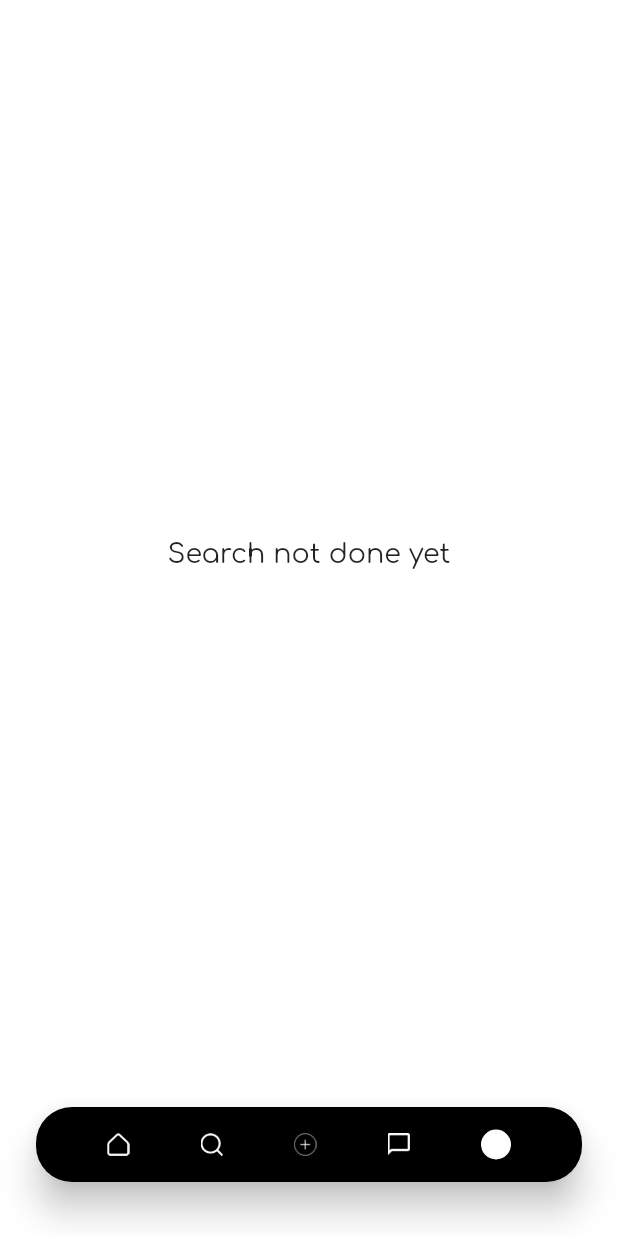
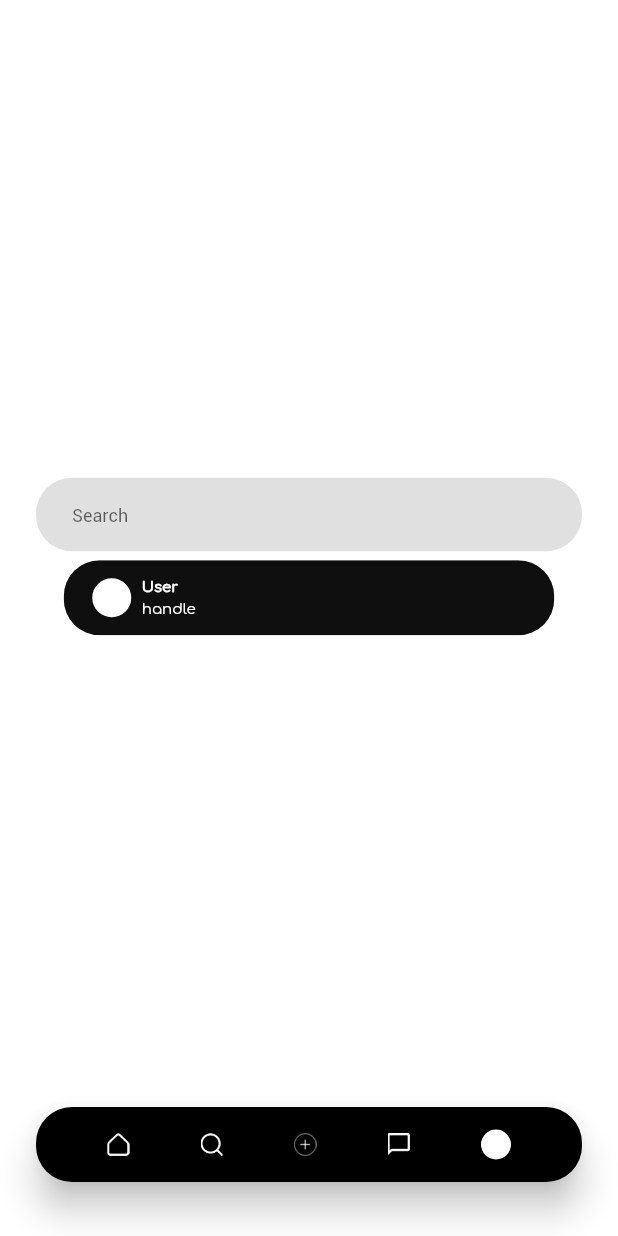
Before and after one commit to andrewLubega/Kicks_for_nerds, a Flutter app: the SearchPage screen opened by its route, on a phone screen of 412 x 824 dp. Run offline on Flutter 3.47's test engine with Material 2 defaults, Android fonts, the phone set to English and light mode, and no system bars; our stand-ins replace firebase_auth, firebase_core, firebase_database, firebase_storage, image_picker; accounts and stored records are empty.

Commit message:
addded search

```diff
--- a/lib/assets/constants.dart
+++ b/lib/assets/constants.dart
@@ -72,6 +72,8 @@ const kRegularTxt = FontWeight.w400;
 
 const kLightTxt = FontWeight.w100;
 
+
+const kFontSize10 = 10.0;
 const kFontSize12 = 12.0;
 const kFontSize14 = 14.0;
 const kFontSize18 = 18.0;
--- a/lib/assets/my_stream_builder.dart
+++ b/lib/assets/my_stream_builder.dart
@@ -1,6 +1,5 @@
 import 'package:firebase_database/firebase_database.dart';
 import 'package:flutter/material.dart';
-import 'package:kicks_for_nerds/assets/enums.dart';
 import 'package:kicks_for_nerds/screens/loading_page.dart';
 
 class MyStreamBuilder extends StatefulWidget {
@@ -57,6 +56,7 @@ class _MyStreamBuilderState extends State<MyStreamBuilder> {
             ),
           ),
         );
-        });
+      },
+    );
   }
 }
--- /dev/null
+++ b/lib/components/profile_search_card.dart
@@ -0,0 +1,141 @@
+import 'package:flutter/material.dart';
+import 'package:kicks_for_nerds/assets/constants.dart';
+import 'package:kicks_for_nerds/assets/enums.dart';
+import 'package:kicks_for_nerds/assets/lists.dart';
+
+import 'package:kicks_for_nerds/components/reusable_card.dart';
+
+class ProfileSearchCard extends StatefulWidget {
+  const ProfileSearchCard({
+    Key key,
+    @required this.username,
+    @required this.handle,
+    @required this.routePage,
+    @required this.onPressed,
+  }) : super(key: key);
+
+  final String routePage;
+  final String username;
+  final String handle;
+  final onPressed;
+
+  @override
+  _ProfileSearchCardState createState() => _ProfileSearchCardState();
+}
+
+class _ProfileSearchCardState extends State<ProfileSearchCard> {
+  font fontType;
+
+  bool hasBeenPressed = false;
+  @override
+  Widget build(BuildContext context) {
+    return Padding(
+      padding: const EdgeInsets.fromLTRB(0, 6, 0, 6),
+      child: ElevatedButton(
+        onPressed: widget.onPressed,
+        style: ElevatedButton.styleFrom(
+          padding: EdgeInsets.zero,
+          shape: RoundedRectangleBorder(
+            borderRadius: BorderRadius.circular(kRadiusNumber),
+          ),
+        ),
+        child: Ink(
+          decoration: BoxDecoration(
+            gradient:
+                LinearGradient(colors: hasBeenPressed ? lGradClr : lSolidGrad),
+            borderRadius: BorderRadius.circular(kRadiusNumber),
+          ),
+          child: ReusableCard(
+            height: 50,
+            width: 327,
+            cardChild: Padding(
+              padding: const EdgeInsets.all(
+                12.0,
+              ),
+              child: Row(
+                children: <Widget>[
+                  CircleAvatar(
+                    backgroundColor: kBGClr,
+                  ),
+                  Column(
+                    crossAxisAlignment: CrossAxisAlignment.start,
+                    children: <Widget>[
+                      Expanded(
+                        child: Text(
+                          "User",
+                          style: TextStyle(
+                            fontFamily: "comfortaa",
+                            fontSize: kFontSize10,
+                            fontWeight: kBoldTxt,
+                            color: kFontColour,
+                          ),
+                        ),
+                      ),
+                      Container(
+                        child: Text(
+                          "handle",
+                          style: TextStyle(
+                            fontFamily: "comfortaa",
+                            color: kFontColour,
+                            fontSize: kFontSize10,
+                          ),
+                          maxLines: 1,
+                        ),
+                      )
+                    ],
+                  )
+                ],
+              ),
+            ),
+          ),
+        ),
+      ),
+    );
+  }
+}
+
+
+// ReusableCard(
+//           height: 50,
+//           width: 327,
+//           baseColour: kBlackCustomClr,
+//           cardChild: Padding(
+//             padding: const EdgeInsets.all(
+//               12.0,
+//             ),
+//             child: Row(
+//               children: <Widget>[
+//                 CircleAvatar(
+//                   backgroundColor: kBGClr,
+//                 ),
+//                 Column(
+//                   crossAxisAlignment: CrossAxisAlignment.start,
+//                   children: <Widget>[
+//                     Expanded(
+//                       child: Text(
+//                         "User",
+//                         style: TextStyle(
+//                           fontFamily: "comfortaa",
+//                           fontSize: kFontSize10,
+//                           fontWeight: kBoldTxt,
+//                           color: kFontColour,
+//                         ),
+//                       ),
+//                     ),
+//                     Container(
+//                       child: Text(
+//                         "handel",
+//                         style: TextStyle(
+//                           fontFamily: "comfortaa",
+//                           color: kFontColour,
+//                           fontSize: kFontSize10,
+//                         ),
+//                         maxLines: 1,
+//                       ),
+//                     )
+//                   ],
+//                 )
+//               ],
+//             ),
+//           ),
+//         ),
--- /dev/null
+++ b/lib/components/search_card.dart
@@ -0,0 +1,50 @@
+import 'package:flutter/material.dart';
+import 'package:kicks_for_nerds/assets/constants.dart';
+
+class SearchCard extends StatelessWidget {
+  const SearchCard({Key key, this.txt, this.onChangedProperty, this.hiddenPass})
+      : super(key: key);
+
+  final String txt;
+  final onChangedProperty;
+  final hiddenPass;
+
+  @override
+  Widget build(BuildContext context) {
+    return Padding(
+      padding: const EdgeInsets.only(
+        left: 24.0,
+        right: 24.0,
+        top: 10,
+      ),
+      child: Container(
+        child: TextField(
+          obscureText: hiddenPass,
+          onChanged: onChangedProperty,
+          decoration: InputDecoration(
+            contentPadding: EdgeInsets.fromLTRB(
+              24,
+              30,
+              24,
+              0,
+            ),
+            hintText: txt,
+            hintStyle: TextStyle(
+              fontFamily: 'Roboto',
+              fontSize: kFontSize12,
+            ),
+            border: OutlineInputBorder(
+              borderSide: BorderSide.none,
+            ),
+          ),
+        ),
+        decoration: BoxDecoration(
+          color: kBaseWidgetColor,
+          borderRadius: BorderRadius.circular(
+            24.0,
+          ),
+        ),
+      ),
+    );
+  }
+}
--- a/lib/main.dart
+++ b/lib/main.dart
@@ -1,4 +1,3 @@
-import 'dart:ffi';
 import 'package:firebase_auth/firebase_auth.dart';
 import 'package:firebase_core/firebase_core.dart';
 import 'package:flutter/material.dart';
@@ -15,14 +14,14 @@ import 'package:kicks_for_nerds/screens/loading_page.dart';
 import 'package:kicks_for_nerds/screens/empty%20pages/dms_page.dart';
 import 'package:kicks_for_nerds/screens/home_page.dart';
 import 'package:kicks_for_nerds/screens/profile_page.dart';
-import 'package:kicks_for_nerds/screens/empty%20pages/search_page.dart';
+import 'package:kicks_for_nerds/screens/search_page.dart';
 import 'package:kicks_for_nerds/screens/second_register_page.dart';
 import 'package:kicks_for_nerds/screens/forgot_password.dart';
 import 'package:kicks_for_nerds/screens/settings_page.dart';
 import 'package:kicks_for_nerds/screens/upload_page.dart';
 import 'package:kicks_for_nerds/screens/username_page.dart';
 import 'package:kicks_for_nerds/services/auth.dart';
-import 'package:kicks_for_nerds/screens/empty%20pages/search_page.dart';
+import 'package:kicks_for_nerds/screens/search_page.dart';
 import 'package:provider/provider.dart';
 
 Future<void> main() async {
--- a/lib/screens/profile_page.dart
+++ b/lib/screens/profile_page.dart
@@ -1,3 +1,5 @@
+import 'dart:typed_data';
+
 import 'package:firebase_auth/firebase_auth.dart';
 import 'package:firebase_core/firebase_core.dart';
 import 'package:firebase_database/firebase_database.dart';
@@ -24,7 +26,8 @@ class _ProfilePageState extends State<ProfilePage> {
   var posts;
   final connection = FirebaseDatabase.instance.reference();
 
-  var pL;
+//TODO change back to empty variable
+  var pL = '';
 //here
   String userUid = '';
 
@@ -91,7 +94,6 @@ class _ProfilePageState extends State<ProfilePage> {
                             onDoubleTap: () {
                               Navigator.pushNamed(context, '/log');
                             },
-                            child: Expanded(
                             child: Container(
                               height: 25,
                               decoration: BoxDecoration(
@@ -110,7 +112,6 @@ class _ProfilePageState extends State<ProfilePage> {
                                   userUid: userUid,
                                   location: 'handles',
                                   valueKey: 'handle',
-                                  ),
                                 ),
                               ),
                             ),
--- a/lib/screens/empty pages/search_page.dart
+++ b/lib/screens/search_page.dart
@@ -1,6 +1,8 @@
 import 'package:flutter/material.dart';
 import 'package:kicks_for_nerds/assets/constants.dart';
 import 'package:kicks_for_nerds/components/nav_bar.dart';
+import 'package:kicks_for_nerds/components/profile_search_card.dart';
+import 'package:kicks_for_nerds/components/search_card.dart';
 
 class SearchPage extends StatefulWidget {
   const SearchPage({Key key}) : super(key: key);
@@ -18,14 +20,19 @@ class _SearchPageState extends State<SearchPage> {
         mainAxisAlignment: MainAxisAlignment.center,
         crossAxisAlignment: CrossAxisAlignment.center,
         children: <Widget>[
-          Center(
-            child: Text(
-              'Search not done yet',
-              style: TextStyle(
-                fontFamily: 'Comfortaa',
-                fontSize: kFontSize18,
+          Column(
+            children: <Widget>[
+              SearchCard(
+                txt: "Search",
+                hiddenPass: false,
               ),
-            ),
+              ProfileSearchCard(
+                handle: '',
+                onPressed: null,
+                routePage: '',
+                username: '',
+              ),
+            ],
           ),
         ],
       ),
--- a/lib/services/database.dart
+++ b/lib/services/database.dart
@@ -62,6 +62,7 @@ class DataBase {
 
   Future<void> setHandle(String handle) async {
     String user = await AuthService(FirebaseAuth.instance).currentUser();
+    //TODO changed handles to handle
     final handleRef = connection.child('handles').child(user);
     handleRef.set({
       'handle': "@$handle",
```
Also changed, not shown: 1 other file. Lines whose indentation alone changed are shown as unchanged.
